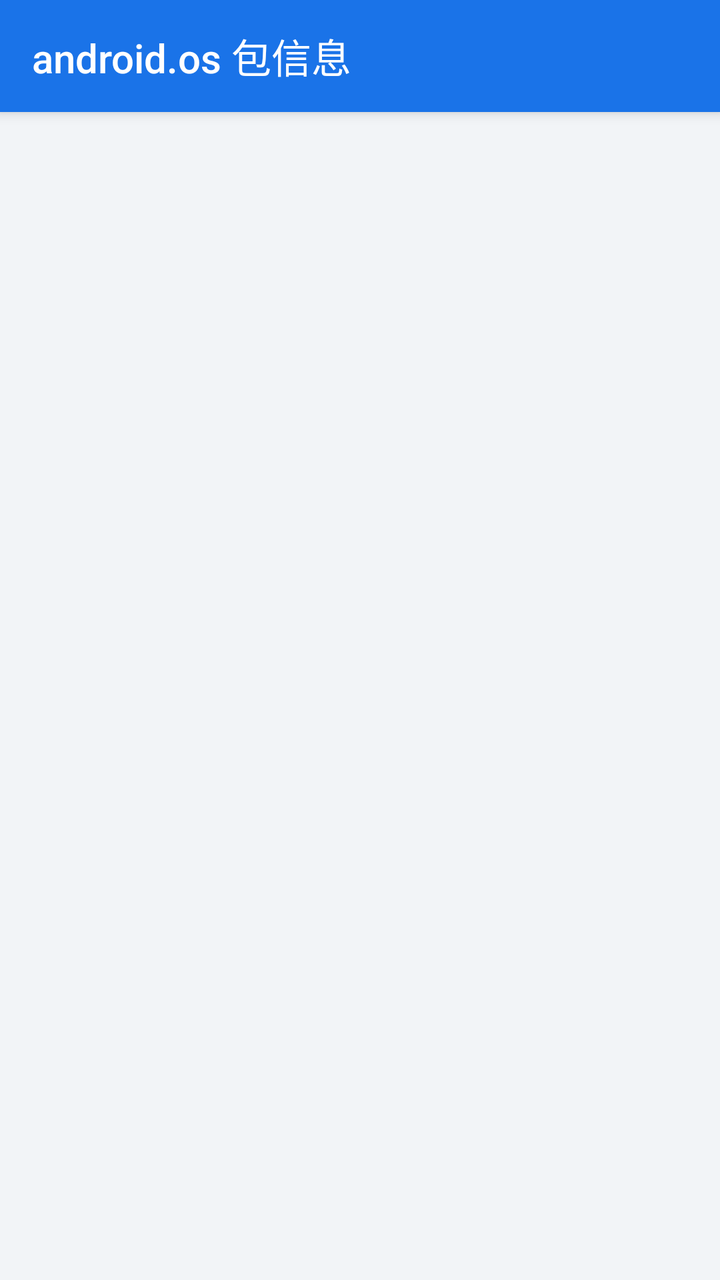
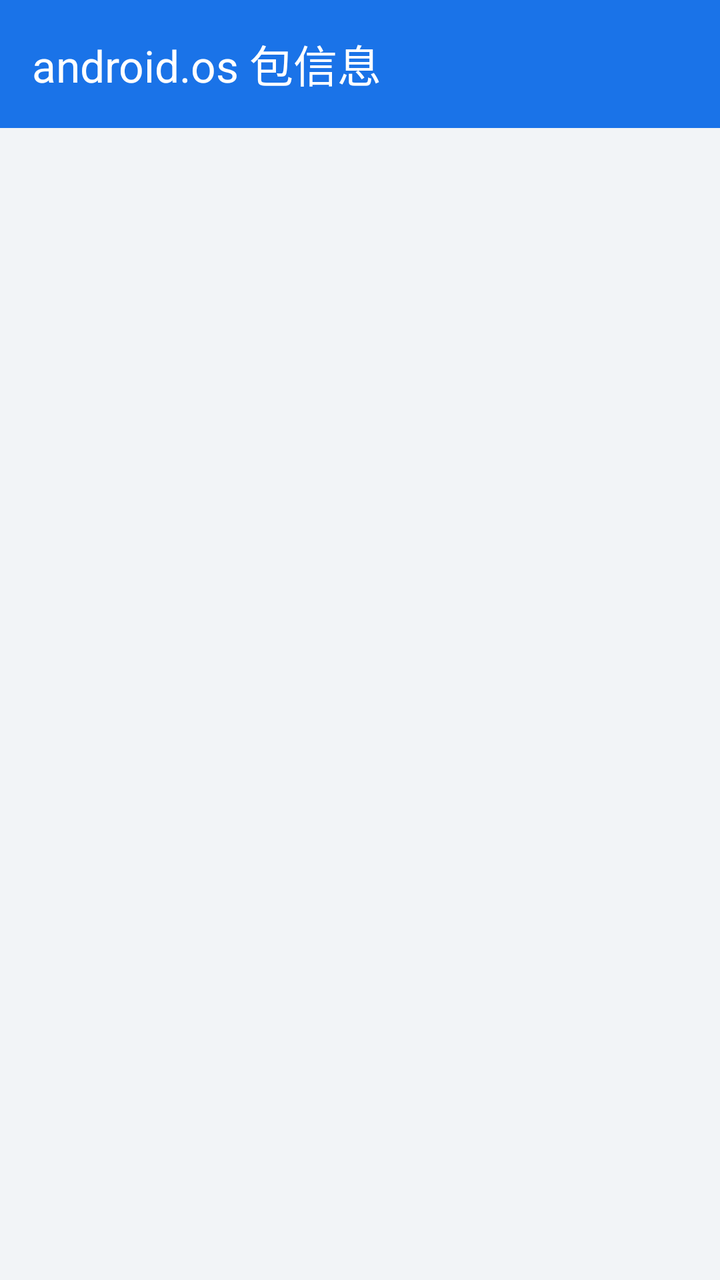

The first picture is an Android layout as it rendered before a commit; the second is the same layout after the commit. The layout source and the unified diff follow.
<!-- AndroidManifest.xml: application theme AppTheme -->
<!-- res/layout/activity_main.xml -->
<?xml version="1.0" encoding="utf-8"?>
<LinearLayout xmlns:android="http://schemas.android.com/apk/res/android"
    android:layout_width="match_parent"
    android:layout_height="match_parent"
    android:orientation="vertical"
    android:background="@color/background"
    android:fitsSystemWindows="true">

    
    <android.widget.Toolbar
        android:id="@+id/toolbar"
        android:layout_width="match_parent"
        android:layout_height="?android:attr/actionBarSize"
        android:background="@color/primary"
        android:elevation="4dp"
        android:theme="@android:style/ThemeOverlay.Material.Dark.ActionBar"
        android:title="@string/title_main"
        android:titleTextColor="#FFFFFF" />

    
    <ScrollView
        android:layout_width="match_parent"
        android:layout_height="0dp"
        android:layout_weight="1"
        android:fillViewport="true">

        <LinearLayout
            android:id="@+id/container"
            android:layout_width="match_parent"
            android:layout_height="wrap_content"
            android:orientation="vertical"
            android:padding="12dp" />
    </ScrollView>

</LinearLayout>
<!-- resources referenced by this layout -->
<resources>
  <color name="background">#F2F4F7</color>
  <color name="primary">#1A73E8</color>
  <string name="title_main">android.os 包信息</string>
  <style name="AppTheme" parent="android:Theme.Material.Light.NoActionBar">
          <item name="android:colorPrimary">@color/primary</item>
          <item name="android:colorPrimaryDark">@color/primary_dark</item>
          <item name="android:colorAccent">@color/accent</item>
          <item name="android:statusBarColor">@android:color/transparent</item>
          <item name="android:windowDrawsSystemBarBackgrounds">true</item>
          <item name="android:windowBackground">@color/background</item>
      </style>
  <color name="primary_dark">#0D47A1</color>
  <color name="accent">#1E8E5A</color>
</resources>

<!-- the commit's change to res/layout/activity_main.xml (unified diff, before → after) -->
@@ -1,5 +1,6 @@
 <?xml version="1.0" encoding="utf-8"?>
 <LinearLayout xmlns:android="http://schemas.android.com/apk/res/android"
+    xmlns:app="http://schemas.android.com/apk/res-auto"
     android:layout_width="match_parent"
     android:layout_height="match_parent"
     android:orientation="vertical"
@@ -7,15 +8,15 @@
     android:fitsSystemWindows="true">
 
     
-    <android.widget.Toolbar
+    <com.google.android.material.appbar.MaterialToolbar
         android:id="@+id/toolbar"
         android:layout_width="match_parent"
-        android:layout_height="?android:attr/actionBarSize"
+        android:layout_height="?attr/actionBarSize"
         android:background="@color/primary"
         android:elevation="4dp"
-        android:theme="@android:style/ThemeOverlay.Material.Dark.ActionBar"
-        android:title="@string/title_main"
-        android:titleTextColor="#FFFFFF" />
+        app:titleTextColor="#FFFFFF"
+        app:subtitleTextColor="#B3FFFFFF"
+        app:title="@string/title_main" />
 
     
     <ScrollView
<!-- resource entries referenced after the edit -->
@@ -3,15 +3,41 @@
   <color name="background">#F2F4F7</color>
   <color name="primary">#1A73E8</color>
   <string name="title_main">android.os 包信息</string>
-  <style name="AppTheme" parent="android:Theme.Material.Light.NoActionBar">
+  <style name="AppTheme" parent="Theme.Material3.Light.NoActionBar">
+          
+          <item name="colorPrimary">@color/primary</item>
+          <item name="colorOnPrimary">@android:color/white</item>
+          <item name="colorPrimaryContainer">#D8E7FB</item>
+          <item name="colorOnPrimaryContainer">#0B3D91</item>
+          <item name="colorSecondary">@color/accent</item>
+          <item name="colorOnSecondary">@android:color/white</item>
+          <item name="colorSecondaryContainer">#D3F2E2</item>
+          <item name="colorOnSecondaryContainer">#0A4A2B</item>
           <item name="android:colorPrimary">@color/primary</item>
-          <item name="android:colorPrimaryDark">@color/primary_dark</item>
           <item name="android:colorAccent">@color/accent</item>
+          
           <item name="android:statusBarColor">@android:color/transparent</item>
           <item name="android:windowDrawsSystemBarBackgrounds">true</item>
+          <item name="android:windowLightStatusBar">false</item>
           <item name="android:windowBackground">@color/background</item>
+          
+          <item name="materialAlertDialogTheme">@style/AppDialog</item>
+          <item name="materialCardViewStyle">@style/AppCard</item>
       </style>
-  <color name="primary_dark">#0D47A1</color>
   <color name="accent">#1E8E5A</color>
+  <style name="AppDialog" parent="ThemeOverlay.Material3.MaterialAlertDialog">
+          <item name="shapeAppearanceOverlay">@style/AppDialogShape</item>
+      </style>
+  <style name="AppCard" parent="Widget.Material3.CardView.Elevated">
+          <item name="cardCornerRadius">12dp</item>
+          <item name="cardElevation">1dp</item>
+          <item name="cardBackgroundColor">@color/card_bg</item>
+          <item name="strokeWidth">0dp</item>
+      </style>
+  <style name="AppDialogShape" parent="">
+          <item name="cornerFamily">rounded</item>
+          <item name="cornerSize">16dp</item>
+      </style>
+  <color name="card_bg">#FFFFFF</color>
 </resources>
 
